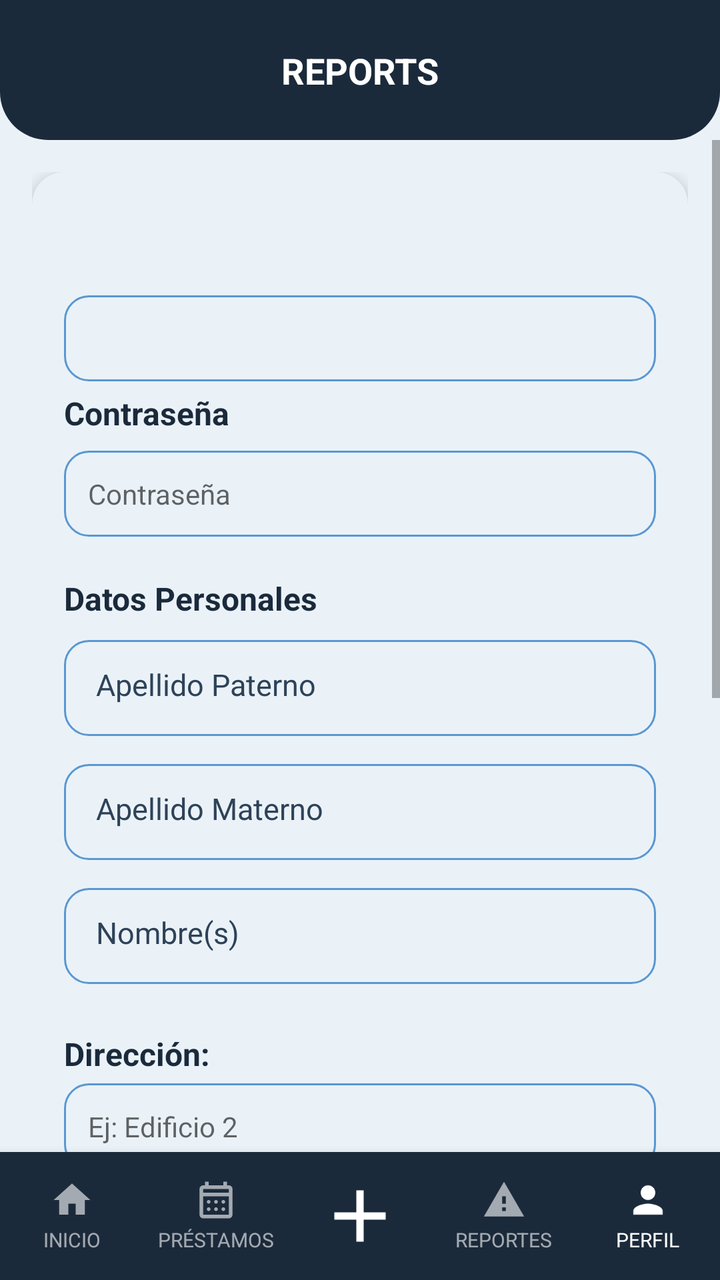
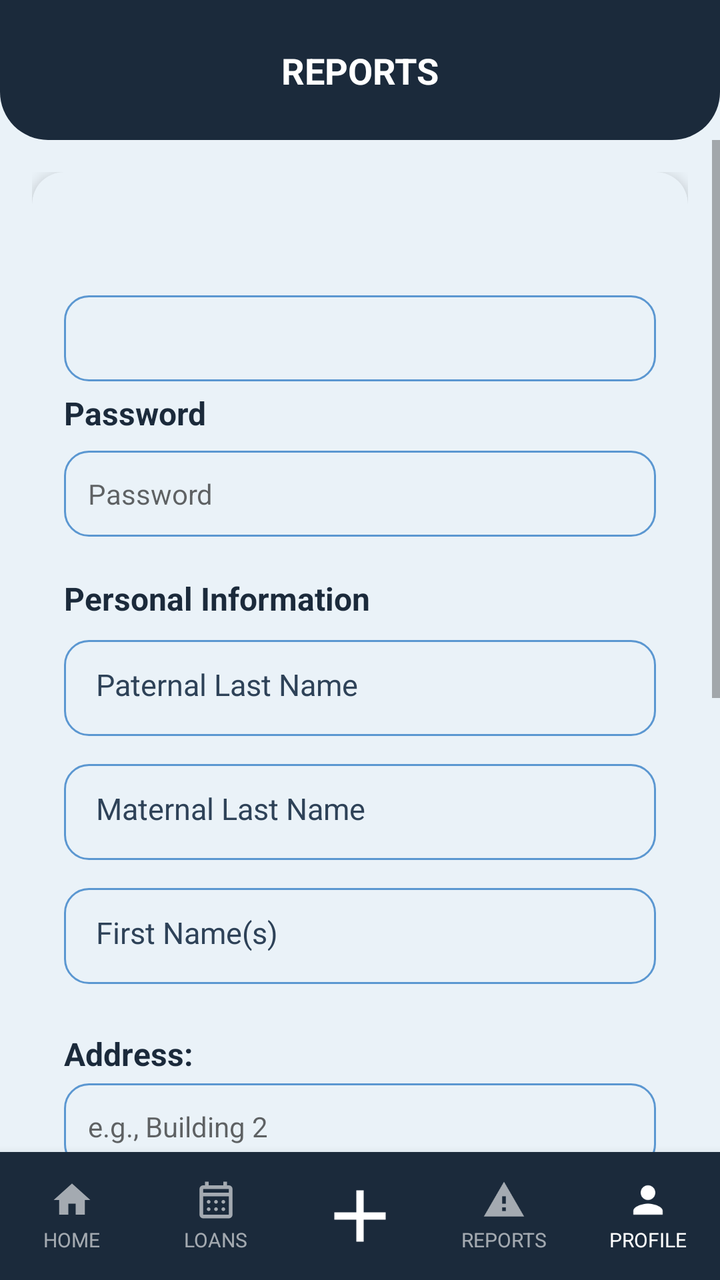

Compare the two renders of this Android layout. The source of the first and the diff that turns it into the second are given below.
<!-- AndroidManifest.xml: application theme Theme.YipShare -->
<!-- res/layout/activity_perfil.xml -->
<?xml version="1.0" encoding="utf-8"?>
<androidx.constraintlayout.widget.ConstraintLayout
    xmlns:android="http://schemas.android.com/apk/res/android"
    xmlns:app="http://schemas.android.com/apk/res-auto"
    xmlns:tools="http://schemas.android.com/tools"
    android:id="@+id/main"
    android:layout_width="match_parent"
    android:layout_height="match_parent"
    android:background="@color/fondo_pantalla">

    <View
        android:id="@+id/bg_header"
        android:layout_width="0dp"
        android:layout_height="0dp"
        android:background="@drawable/bg_header"
        app:layout_constraintTop_toTopOf="parent"
        app:layout_constraintStart_toStartOf="parent"
        app:layout_constraintEnd_toEndOf="parent"
        app:layout_constraintBottom_toBottomOf="@id/guideline_header" />

    <androidx.constraintlayout.widget.Guideline
        android:id="@+id/guideline_header"
        android:layout_width="wrap_content"
        android:layout_height="wrap_content"
        android:orientation="horizontal"
        app:layout_constraintGuide_begin="70dp" />

    <androidx.constraintlayout.widget.Guideline
        android:id="@+id/guideline_status"
        android:layout_width="wrap_content"
        android:layout_height="wrap_content"
        android:orientation="horizontal"
        app:layout_constraintGuide_begin="0dp" />

    <TextView
        android:id="@+id/tv_titulo_pantalla"
        android:layout_width="0dp"
        android:layout_height="wrap_content"
        android:text="@string/textView_reportes"
        android:textAlignment="center"
        android:textColor="@android:color/white"
        android:textStyle="bold"
        android:textSize="18sp"
        android:gravity="center"
        app:layout_constraintTop_toBottomOf="@id/guideline_status"
        app:layout_constraintBottom_toTopOf="@id/guideline_header"
        app:layout_constraintStart_toStartOf="parent"
        app:layout_constraintEnd_toEndOf="parent" />


    <ScrollView
        android:layout_width="0dp"
        android:layout_height="0dp"
        app:layout_constraintTop_toBottomOf="@id/guideline_header"
        app:layout_constraintStart_toStartOf="parent"
        app:layout_constraintEnd_toEndOf="parent"
        app:layout_constraintBottom_toTopOf="@id/bottom_nav">

        <androidx.constraintlayout.widget.ConstraintLayout
            android:layout_width="match_parent"
            android:layout_height="wrap_content"
            android:padding="16dp">

            <androidx.cardview.widget.CardView
                android:id="@+id/card_perfil"
                android:layout_width="0dp"
                android:layout_height="wrap_content"
                app:cardCornerRadius="16dp"
                app:cardElevation="4dp"
                app:cardBackgroundColor="@color/color_tarjeta"
                app:layout_constraintTop_toTopOf="parent"
                app:layout_constraintStart_toStartOf="parent"
                app:layout_constraintEnd_toEndOf="parent">

                <LinearLayout
                    android:layout_width="match_parent"
                    android:layout_height="wrap_content"
                    android:orientation="vertical"
                    android:padding="16dp">
                    <LinearLayout
                        android:id="@+id/layoutPagoMes"
                        android:layout_width="match_parent"
                        android:layout_height="wrap_content"
                        android:orientation="vertical"
                        android:visibility="gone">

                        <TextView
                            style="@style/TextTitle"
                            android:layout_width="match_parent"
                            android:layout_height="wrap_content"
                            android:text="@string/pagoMes"
                            android:textSize="16sp"
                            android:layout_marginBottom="8dp" />

                        <CheckBox
                            android:id="@+id/cbPagoMes"
                            android:layout_width="wrap_content"
                            android:layout_height="wrap_content"
                            android:text="@string/cbPagoMes" />


                    </LinearLayout>
                    <TextView
                        style="@style/TextTitle"
                        android:layout_width="wrap_content"
                        android:layout_height="wrap_content"
                        android:layout_marginTop="20dp"
                        android:textSize="16sp"
                        android:text="" />

                    <TextView
                        android:id="@+id/et_correo_electronico"
                        android:layout_width="match_parent"
                        android:layout_height="wrap_content"
                        android:layout_marginTop="4dp"
                        android:background="@drawable/bg_input"
                        android:padding="12dp"
                        android:inputType="textNoSuggestions"
                        />

                    <TextView
                        style="@style/TextTitle"
                        android:layout_width="wrap_content"
                        android:layout_height="wrap_content"
                        android:layout_marginTop="5dp"
                        android:textSize="16sp"
                        android:text="Contraseña"
                        />

                    <TextView
                        android:id="@+id/et_contrasena"
                        android:layout_width="match_parent"
                        android:layout_height="wrap_content"
                        android:layout_marginTop="8dp"
                        android:background="@drawable/bg_input"
                        android:padding="12dp"
                        android:inputType="textPassword"
                        android:hint="Contraseña"
                        android:maxLines="1"
                        android:layout_marginBottom="10dp"/>

                    <TextView
                        android:id="@+id/datos_personales"
                        style="@style/TextTitle"
                        android:layout_width="match_parent"
                        android:layout_height="wrap_content"
                        android:text="Datos Personales"
                        android:textSize="16sp"
                        android:textStyle="bold"
                        android:layout_marginTop="10dp"
                        android:layout_marginBottom="10dp"
                        />
                    <TextView
                        android:id="@+id/apellido_paterno"
                        style="@style/InputBrand"
                        android:hint="Apellido Paterno"
                        android:inputType="textPersonName"
                        android:background="@drawable/bg_input"
                        android:minHeight="48dp"
                        android:layout_marginBottom="14dp" />

                    <TextView
                        android:id="@+id/apellido_materno"
                        style="@style/InputBrand"
                        android:hint="Apellido Materno"
                        android:inputType="textPersonName"
                        android:background="@drawable/bg_input"
                        android:minHeight="48dp"
                        android:layout_marginBottom="14dp" />

                    <TextView
                        android:id="@+id/nombres"
                        style="@style/InputBrand"
                        android:hint="Nombre(s)"
                        android:inputType="textPersonName"
                        android:background="@drawable/bg_input"
                        android:minHeight="48dp"
                        android:layout_marginBottom="14dp" />


                    <TextView
                        style="@style/TextTitle"
                        android:layout_width="wrap_content"
                        android:layout_height="wrap_content"
                        android:textSize="16sp"
                        android:layout_marginTop="10dp"
                        android:text="Dirección:" />

                    <TextView
                        android:id="@+id/et_direccion_edificio"
                        android:layout_width="match_parent"
                        android:layout_height="wrap_content"
                        android:layout_marginTop="4dp"
                        android:background="@drawable/bg_input"
                        android:padding="12dp"
                        android:inputType="textPostalAddress"
                        android:maxLines="1"
                        android:hint="Ej: Edificio 2" />
                    <TextView
                        android:id="@+id/et_direccion_departamento"
                        android:layout_width="match_parent"
                        android:layout_height="wrap_content"
                        android:layout_marginTop="8dp"
                        android:background="@drawable/bg_input"
                        android:padding="12dp"
                        android:inputType="textPostalAddress"
                        android:maxLines="1"
                        android:hint="Ej: Departamento: 14" />
                    <TextView
                        style="@style/TextTitle"
                        android:layout_width="wrap_content"
                        android:layout_height="wrap_content"
                        android:layout_marginTop="14dp"
                        android:textSize="14sp"
                        android:text="Identificación Oficial" />

                    <LinearLayout
                        android:layout_width="match_parent"
                        android:layout_height="wrap_content"
                        android:layout_marginTop="6dp"
                        android:orientation="horizontal"
                        android:gravity="center_vertical">

                        <Button
                            android:id="@+id/btn_adjuntar_identificacion"
                            style="@style/ButtonSecundary"
                            android:layout_width="wrap_content"
                            android:layout_height="wrap_content"
                            android:text="Adjuntar PDF" />

                        <TextView
                            android:id="@+id/tv_archivo_identificacion"
                            style="@style/TextBody"
                            android:layout_width="0dp"
                            android:layout_height="wrap_content"
                            android:layout_weight="1"
                            android:layout_marginStart="10dp"
                            android:maxLines="1"
                            android:ellipsize="middle"
                            android:text="Ningún archivo seleccionado" />
                    </LinearLayout>

                    <TextView
                        style="@style/TextTitle"
                        android:layout_width="wrap_content"
                        android:layout_height="wrap_content"
                        android:textSize="18sp"
                        android:layout_marginTop="10dp"
                        android:text="Mi Calificación" />

                    <LinearLayout
                        android:layout_width="wrap_content"
                        android:layout_height="wrap_content"
                        android:orientation="horizontal"
                        android:gravity="center_vertical"
                        android:layout_marginTop="8dp">

                        <RatingBar
                            android:id="@+id/rb_mi_calificacion"
                            style="@style/Widget.AppCompat.RatingBar"
                            android:layout_width="wrap_content"
                            android:layout_height="wrap_content"
                            android:numStars="5"
                            android:stepSize="0.5"
                            android:isIndicator="true"
                            android:progressTint="@color/azul_yipshare"
                            tools:rating="4" />

                        <TextView
                            android:id="@+id/tv_calificacion_numero"
                            style="@style/TextBody"
                            android:layout_width="wrap_content"
                            android:layout_height="wrap_content"
                            android:layout_marginStart="8dp"
                            android:textStyle="bold"
                            android:text="4.0" />

                    </LinearLayout>

                    <Button
                        android:id="@+id/btn_actualizar_datos"
                        style="@style/ButtonPrimary"
                        android:layout_width="match_parent"
                        android:layout_height="52dp"
                        android:layout_marginTop="20dp"
                        android:text="Actualizar Datos" />

                    <Button
                        android:id="@+id/btn_eliminar_cuenta"
                        style="@style/ButtonSecundary"
                        android:layout_width="match_parent"
                        android:layout_height="52dp"
                        android:layout_marginTop="10dp"
                        android:text="Eliminar Cuenta" />
                    <Button
                        android:id="@+id/btn_sacar_habitante"
                        style="@style/ButtonPrimary"
                        android:layout_width="match_parent"
                        android:layout_height="48dp"
                        android:layout_marginTop="10dp"
                        android:text="Eliminar Habitante de Condominio"
                        android:visibility="gone" />

                </LinearLayout>

            </androidx.cardview.widget.CardView>

        </androidx.constraintlayout.widget.ConstraintLayout>

    </ScrollView>

    <LinearLayout
        android:id="@+id/bottom_nav"
        android:layout_width="0dp"
        android:layout_height="64dp"
        android:orientation="horizontal"
        android:weightSum="5"
        android:background="@color/azul_yipshare"
        android:elevation="8dp"
        app:layout_constraintBottom_toBottomOf="parent"
        app:layout_constraintStart_toStartOf="parent"
        app:layout_constraintEnd_toEndOf="parent">

        <LinearLayout
            android:id="@+id/nav_inicio"
            android:layout_width="0dp"
            android:layout_height="match_parent"
            android:layout_weight="1"
            android:orientation="vertical"
            android:gravity="center"
            android:clickable="true"
            android:focusable="true"
            android:background="?attr/selectableItemBackgroundBorderless">

            <ImageView
                android:id="@+id/imageView_inicio"
                android:layout_width="22dp"
                android:layout_height="22dp"
                android:src="@drawable/ic_house_princial"
                app:tint="#99FFFFFF"
                android:contentDescription="Inicio" />

            <TextView
                android:id="@+id/textView_inicio"
                android:layout_width="wrap_content"
                android:layout_height="wrap_content"
                android:text="INICIO"
                android:textColor="#99FFFFFF"
                android:textSize="10sp"
                android:layout_marginTop="2dp" />
        </LinearLayout>

        <LinearLayout
            android:id="@+id/nav_prestamos"
            android:layout_width="0dp"
            android:layout_height="match_parent"
            android:layout_weight="1"
            android:orientation="vertical"
            android:gravity="center"
            android:clickable="true"
            android:focusable="true"
            android:background="?attr/selectableItemBackgroundBorderless">

            <ImageView
                android:id="@+id/imageView_prestamos"
                android:layout_width="22dp"
                android:layout_height="22dp"
                android:src="@drawable/ic_calendar_month"
                app:tint="#99FFFFFF"
                android:contentDescription="Préstamos" />

            <TextView
                android:id="@+id/textView_prestamos"
                android:layout_width="wrap_content"
                android:layout_height="wrap_content"
                android:text="PRÉSTAMOS"
                android:textColor="#99FFFFFF"
                android:textSize="10sp"
                android:layout_marginTop="2dp" />
        </LinearLayout>

        <LinearLayout
            android:id="@+id/nav_agregar"
            android:layout_width="0dp"
            android:layout_height="match_parent"
            android:layout_weight="1"
            android:orientation="vertical"
            android:gravity="center"
            android:clickable="true"
            android:focusable="true"
            android:background="?attr/selectableItemBackgroundBorderless">

            <ImageView
                android:id="@+id/imageView_agregar"
                android:layout_width="44dp"
                android:layout_height="44dp"
                android:src="@drawable/ic_plus_icon"
                app:tint="@android:color/white"
                android:contentDescription="Agregar" />
        </LinearLayout>

        <LinearLayout
            android:id="@+id/nav_reportes"
            android:layout_width="0dp"
            android:layout_height="match_parent"
            android:layout_weight="1"
            android:orientation="vertical"
            android:gravity="center"
            android:clickable="true"
            android:focusable="true"
            android:background="?attr/selectableItemBackgroundBorderless">

            <ImageView
                android:id="@+id/imageView_reportes"
                android:layout_width="22dp"
                android:layout_height="22dp"
                android:src="@drawable/ic_warning"
                app:tint="#99FFFFFF"
                android:contentDescription="Reportes" />

            <TextView
                android:id="@+id/textView_reportes"
                android:layout_width="wrap_content"
                android:layout_height="wrap_content"
                android:text="REPORTES"
                android:textColor="#99FFFFFF"
                android:textSize="10sp"
                android:layout_marginTop="2dp" />
        </LinearLayout>

        <LinearLayout
            android:id="@+id/nav_perfil"
            android:layout_width="0dp"
            android:layout_height="match_parent"
            android:layout_weight="1"
            android:orientation="vertical"
            android:gravity="center"
            android:clickable="true"
            android:focusable="true"
            android:background="?attr/selectableItemBackgroundBorderless">

            <ImageView
                android:id="@+id/imageView_perfil"
                android:layout_width="22dp"
                android:layout_height="22dp"
                android:src="@drawable/ic_person"
                app:tint="@android:color/white"
                android:contentDescription="Perfil" />

            <TextView
                android:id="@+id/textView_perfil"
                android:layout_width="wrap_content"
                android:layout_height="wrap_content"
                android:text="PERFIL"
                android:textColor="@android:color/white"
                android:textSize="10sp"
                android:layout_marginTop="2dp" />
        </LinearLayout>

    </LinearLayout>

</androidx.constraintlayout.widget.ConstraintLayout>
<!-- resources referenced by this layout -->
<resources>
  <color name="azul_yipshare">#1B2A3B</color>
  <color name="color_tarjeta">#EAF2F8</color>
  <color name="fondo_pantalla">#EAF2F8</color>
  <!-- drawable bg_header (drawable) -->
  <?xml version="1.0" encoding="utf-8"?>
  <shape xmlns:android="http://schemas.android.com/apk/res/android"
      android:shape="rectangle">
      <solid android:color="@color/azul_yipshare" />
      <corners
          android:bottomLeftRadius="24dp"
          android:bottomRightRadius="24dp" />
  </shape>
  <!-- drawable ic_house_princial (drawable) -->
  <vector xmlns:android="http://schemas.android.com/apk/res/android"
      android:width="24dp"
      android:height="24dp"
      android:viewportWidth="24"
      android:viewportHeight="24">
      <path
          android:fillColor="@android:color/white"
          android:pathData="M10,20v-6h4v6h5v-8h3L12,3 2,12h3v8z"/>
  </vector>
  <string name="cbPagoMes">Sí, pagó este mes</string>
  <string name="pagoMes">Pago del mes: </string>
  <string name="textView_reportes">REPORTS</string>
  <style name="TextBody">
          <item name="android:textColor">@color/texto_secundario</item>
          <item name="android:textSize">14sp</item>
      </style>
  <style name="TextTitle">
          <item name="android:textColor">@color/azul_yipshare</item>
          <item name="android:textSize">18sp</item>
          <item name="android:textStyle">bold</item>
      </style>
  <style name="Theme.YipShare" parent="Theme.AppCompat.DayNight.NoActionBar">
          <item name="android:windowBackground">@color/fondo_pantalla</item>
      </style>
  <color name="input_fondo">#EAF2F8</color>
  <color name="input_stroke">#5B97D1</color>
  <!-- drawable bg_button_primary (drawable) -->
  <?xml version="1.0" encoding="utf-8"?>
  <shape xmlns:android="http://schemas.android.com/apk/res/android"
      android:shape="rectangle">
      <solid android:color="@color/azul_yipshare" />
      <corners android:radius="12dp" />
  </shape>
  <!-- drawable bg_button_secundary (drawable) -->
  <?xml version="1.0" encoding="utf-8"?>
  <shape xmlns:android="http://schemas.android.com/apk/res/android"
      android:shape="rectangle">
      <solid android:color="@color/input_stroke" />
      <corners android:radius="12dp" />
  </shape>
  <color name="texto_primario">#0D1622</color>
  <color name="texto_hint">#2E4258</color>
  <color name="texto_secundario">#2E4258</color>
  <!-- unchanged entries left out for length: 8 -->
</resources>

<!-- the commit's change to res/layout/activity_perfil.xml (unified diff, before → after) -->
@@ -124,7 +124,7 @@
                         android:layout_height="wrap_content"
                         android:layout_marginTop="5dp"
                         android:textSize="16sp"
-                        android:text="Contraseña"
+                        android:text="@string/contrasena_actualizar_perfil"
                         />
 
                     <TextView
@@ -135,7 +135,7 @@
                         android:background="@drawable/bg_input"
                         android:padding="12dp"
                         android:inputType="textPassword"
-                        android:hint="Contraseña"
+                        android:hint="@string/AP_contrasena"
                         android:maxLines="1"
                         android:layout_marginBottom="10dp"/>
 
@@ -144,7 +144,7 @@
                         style="@style/TextTitle"
                         android:layout_width="match_parent"
                         android:layout_height="wrap_content"
-                        android:text="Datos Personales"
+                        android:text="@string/datos_personales"
                         android:textSize="16sp"
                         android:textStyle="bold"
                         android:layout_marginTop="10dp"
@@ -153,7 +153,7 @@
                     <TextView
                         android:id="@+id/apellido_paterno"
                         style="@style/InputBrand"
-                        android:hint="Apellido Paterno"
+                        android:hint="@string/apellido_paterno"
                         android:inputType="textPersonName"
                         android:background="@drawable/bg_input"
                         android:minHeight="48dp"
@@ -162,7 +162,7 @@
                     <TextView
                         android:id="@+id/apellido_materno"
                         style="@style/InputBrand"
-                        android:hint="Apellido Materno"
+                        android:hint="@string/apellido_materno"
                         android:inputType="textPersonName"
                         android:background="@drawable/bg_input"
                         android:minHeight="48dp"
@@ -171,7 +171,7 @@
                     <TextView
                         android:id="@+id/nombres"
                         style="@style/InputBrand"
-                        android:hint="Nombre(s)"
+                        android:hint="@string/nombres"
                         android:inputType="textPersonName"
                         android:background="@drawable/bg_input"
                         android:minHeight="48dp"
@@ -184,7 +184,7 @@
                         android:layout_height="wrap_content"
                         android:textSize="16sp"
                         android:layout_marginTop="10dp"
-                        android:text="Dirección:" />
+                        android:text="@string/tv_direccion" />
 
                     <TextView
                         android:id="@+id/et_direccion_edificio"
@@ -195,7 +195,7 @@
                         android:padding="12dp"
                         android:inputType="textPostalAddress"
                         android:maxLines="1"
-                        android:hint="Ej: Edificio 2" />
+                        android:hint="@string/IC_et_direccion_edificio" />
                     <TextView
                         android:id="@+id/et_direccion_departamento"
                         android:layout_width="match_parent"
@@ -205,14 +205,14 @@
                         android:padding="12dp"
                         android:inputType="textPostalAddress"
                         android:maxLines="1"
-                        android:hint="Ej: Departamento: 14" />
+                        android:hint="@string/IC_et_direccion_departamento" />
                     <TextView
                         style="@style/TextTitle"
                         android:layout_width="wrap_content"
                         android:layout_height="wrap_content"
                         android:layout_marginTop="14dp"
                         android:textSize="14sp"
-                        android:text="Identificación Oficial" />
+                        android:text="@string/id_oficial" />
 
                     <LinearLayout
                         android:layout_width="match_parent"
@@ -226,7 +226,7 @@
                             style="@style/ButtonSecundary"
                             android:layout_width="wrap_content"
                             android:layout_height="wrap_content"
-                            android:text="Adjuntar PDF" />
+                            android:text="@string/btn_adjuntar" />
 
                         <TextView
                             android:id="@+id/tv_archivo_identificacion"
@@ -237,7 +237,7 @@
                             android:layout_marginStart="10dp"
                             android:maxLines="1"
                             android:ellipsize="middle"
-                            android:text="Ningún archivo seleccionado" />
+                            android:text="@string/tv_archivo" />
                     </LinearLayout>
 
                     <TextView
@@ -246,7 +246,7 @@
                         android:layout_height="wrap_content"
                         android:textSize="18sp"
                         android:layout_marginTop="10dp"
-                        android:text="Mi Calificación" />
+                        android:text="@string/miCalificacion" />
 
                     <LinearLayout
                         android:layout_width="wrap_content"
@@ -283,7 +283,7 @@
                         android:layout_width="match_parent"
                         android:layout_height="52dp"
                         android:layout_marginTop="20dp"
-                        android:text="Actualizar Datos" />
+                        android:text="@string/btn_actualizar_datos" />
 
                     <Button
                         android:id="@+id/btn_eliminar_cuenta"
@@ -291,14 +291,14 @@
                         android:layout_width="match_parent"
                         android:layout_height="52dp"
                         android:layout_marginTop="10dp"
-                        android:text="Eliminar Cuenta" />
+                        android:text="@string/btn_eliminar_cuenta" />
                     <Button
                         android:id="@+id/btn_sacar_habitante"
                         style="@style/ButtonPrimary"
                         android:layout_width="match_parent"
                         android:layout_height="48dp"
                         android:layout_marginTop="10dp"
-                        android:text="Eliminar Habitante de Condominio"
+                        android:text="@string/btn_sacar_habitante"
                         android:visibility="gone" />
 
                 </LinearLayout>
@@ -338,13 +338,13 @@
                 android:layout_height="22dp"
                 android:src="@drawable/ic_house_princial"
                 app:tint="#99FFFFFF"
-                android:contentDescription="Inicio" />
+                android:contentDescription="@string/imageView_inicio" />
 
             <TextView
                 android:id="@+id/textView_inicio"
                 android:layout_width="wrap_content"
                 android:layout_height="wrap_content"
-                android:text="INICIO"
+                android:text="@string/textView_inicio"
                 android:textColor="#99FFFFFF"
                 android:textSize="10sp"
                 android:layout_marginTop="2dp" />
@@ -367,13 +367,13 @@
                 android:layout_height="22dp"
                 android:src="@drawable/ic_calendar_month"
                 app:tint="#99FFFFFF"
-                android:contentDescription="Préstamos" />
+                android:contentDescription="@string/imageView_prestamos" />
 
             <TextView
                 android:id="@+id/textView_prestamos"
                 android:layout_width="wrap_content"
                 android:layout_height="wrap_content"
-                android:text="PRÉSTAMOS"
+                android:text="@string/textView_prestamos"
                 android:textColor="#99FFFFFF"
                 android:textSize="10sp"
                 android:layout_marginTop="2dp" />
@@ -396,7 +396,7 @@
                 android:layout_height="44dp"
                 android:src="@drawable/ic_plus_icon"
                 app:tint="@android:color/white"
-                android:contentDescription="Agregar" />
+                android:contentDescription="@string/imageView_agregar" />
         </LinearLayout>
 
         <LinearLayout
@@ -416,13 +416,13 @@
                 android:layout_height="22dp"
                 android:src="@drawable/ic_warning"
                 app:tint="#99FFFFFF"
-                android:contentDescription="Reportes" />
+                android:contentDescription="@string/imageView_reportes" />
 
             <TextView
                 android:id="@+id/textView_reportes"
                 android:layout_width="wrap_content"
                 android:layout_height="wrap_content"
-                android:text="REPORTES"
+                android:text="@string/textView_reportes"
                 android:textColor="#99FFFFFF"
                 android:textSize="10sp"
                 android:layout_marginTop="2dp" />
@@ -445,13 +445,13 @@
                 android:layout_height="22dp"
                 android:src="@drawable/ic_person"
                 app:tint="@android:color/white"
-                android:contentDescription="Perfil" />
+                android:contentDescription="@string/imageView_perfil" />
 
             <TextView
                 android:id="@+id/textView_perfil"
                 android:layout_width="wrap_content"
                 android:layout_height="wrap_content"
-                android:text="PERFIL"
+                android:text="@string/textView_perfil"
                 android:textColor="@android:color/white"
                 android:textSize="10sp"
                 android:layout_marginTop="2dp" />
<!-- resource entries referenced after the edit -->
@@ -22,9 +22,33 @@
           android:fillColor="@android:color/white"
           android:pathData="M10,20v-6h4v6h5v-8h3L12,3 2,12h3v8z"/>
   </vector>
-  <string name="cbPagoMes">Sí, pagó este mes</string>
-  <string name="pagoMes">Pago del mes: </string>
+  <string name="AP_contrasena">Password</string>
+  <string name="IC_et_direccion_departamento">e.g., Apartment: 14</string>
+  <string name="IC_et_direccion_edificio">e.g., Building 2</string>
+  <string name="apellido_materno">Maternal Last Name</string>
+  <string name="apellido_paterno">Paternal Last Name</string>
+  <string name="btn_actualizar_datos">Update</string>
+  <string name="btn_adjuntar">Attach PDF</string>
+  <string name="btn_eliminar_cuenta">Delete Account</string>
+  <string name="btn_sacar_habitante">Remove Resident from Condominium</string>
+  <string name="cbPagoMes">Yes, paid this month</string>
+  <string name="contrasena_actualizar_perfil">Password</string>
+  <string name="datos_personales">Personal Information</string>
+  <string name="id_oficial">Official ID</string>
+  <string name="imageView_agregar">Add</string>
+  <string name="imageView_inicio">Home</string>
+  <string name="imageView_perfil">Profile</string>
+  <string name="imageView_prestamos">Loans</string>
+  <string name="imageView_reportes">Reports</string>
+  <string name="miCalificacion">My Rating</string>
+  <string name="nombres">First Name(s)</string>
+  <string name="pagoMes">Monthly payment: </string>
+  <string name="textView_inicio">HOME</string>
+  <string name="textView_perfil">PROFILE</string>
+  <string name="textView_prestamos">LOANS</string>
   <string name="textView_reportes">REPORTS</string>
+  <string name="tv_archivo">No file selected</string>
+  <string name="tv_direccion">Address: </string>
   <style name="TextBody">
           <item name="android:textColor">@color/texto_secundario</item>
           <item name="android:textSize">14sp</item>
